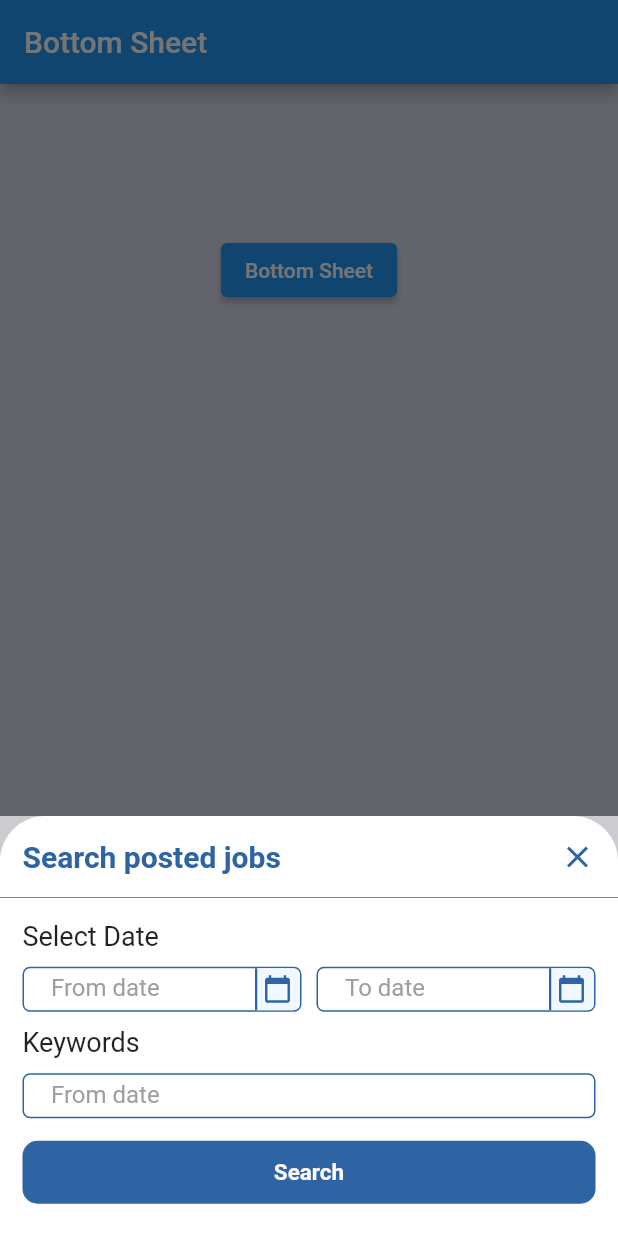
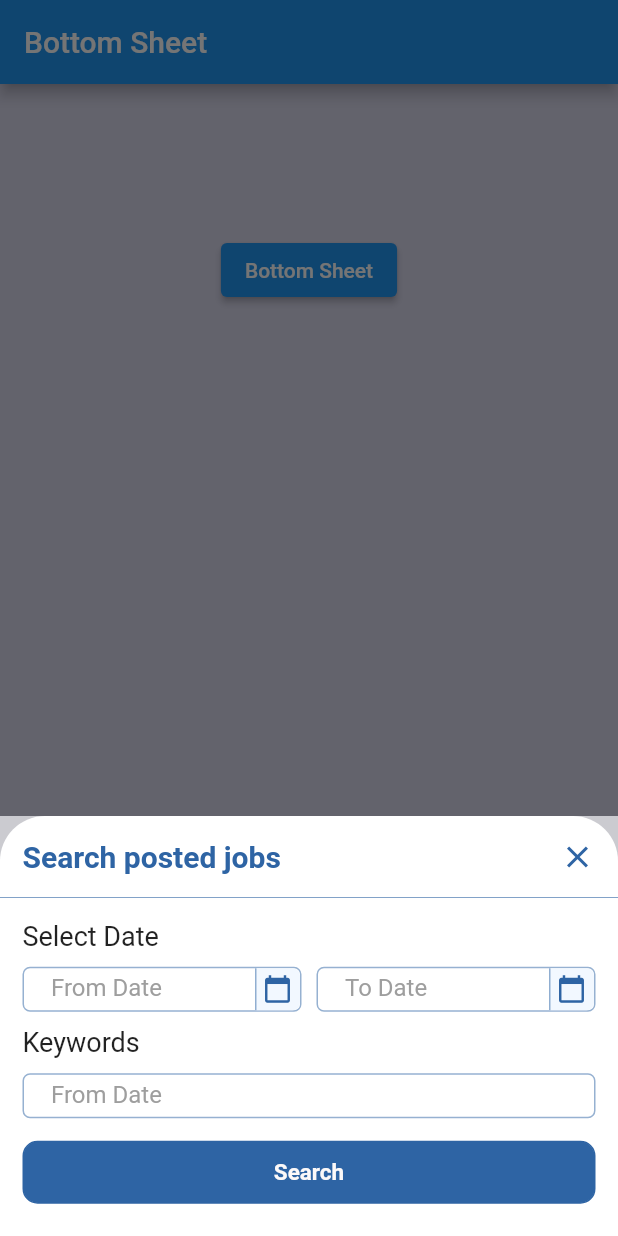
Before and after one commit to nahian0/bottomsheet, a Flutter app: the screen it shows after launch, after a tap on "Bottom Sheet", on a phone screen of 412 x 824 dp. Run offline on Flutter 3.47's test engine with Material 2 defaults, Android fonts, the phone set to English and light mode, and no system bars.

Commit message:
some little modification

```diff
--- a/lib/bottomSheet.dart
+++ b/lib/bottomSheet.dart
@@ -151,7 +151,7 @@ Widget _bottomSheet(
             padding: EdgeInsets.zero,
             child: Container(
               height: 0.5,
-              color: Color(0xff2e64a4),
+              color: Color(0xff2e64a4).withOpacity(0.8),
             ),
           ),
           SizedBox(
@@ -193,7 +193,8 @@ Widget _bottomSheet(
                   child: Container(
                     height: 30,
                     decoration: BoxDecoration(
-                      border: Border.all(color: Color(0xff2e64a4)),
+                      border:
+                          Border.all(color: Color(0xff2e64a4).withOpacity(0.5)),
                       borderRadius: BorderRadius.circular(5),
                     ),
                     child: Row(
@@ -204,7 +205,7 @@ Widget _bottomSheet(
                             controller: keyWordsController,
                             decoration: InputDecoration(
                                 border: InputBorder.none,
-                                hintText: 'From date',
+                                hintText: 'From Date',
                                 hintStyle: TextStyle(color: Colors.grey),
                                 contentPadding: EdgeInsets.all(10)),
                           ),
@@ -275,7 +276,7 @@ Widget _textFields(
             height: 30,
             decoration: BoxDecoration(
               border: Border.all(
-                color: Color(0xff2e64a4),
+                color: Color(0xff2e64a4).withOpacity(0.5),
               ),
               borderRadius: BorderRadius.circular(5),
             ),
@@ -287,7 +288,7 @@ Widget _textFields(
                     controller: fromdateController,
                     decoration: InputDecoration(
                         border: InputBorder.none,
-                        hintText: 'From date',
+                        hintText: 'From Date',
                         hintStyle: TextStyle(color: Colors.grey),
                         contentPadding: EdgeInsets.all(10)),
                   ),
@@ -309,8 +310,8 @@ Widget _textFields(
                           decoration: BoxDecoration(
                             border: Border(
                               left: BorderSide(
-                                color: Color(0xff2e64a4),
-                                width: 1.5,
+                                color: Color(0xff2e64a4).withOpacity(0.5),
+                                width: 1,
                               ),
                             ),
                           ),
@@ -340,7 +341,7 @@ Widget _textFields(
           child: Container(
             height: 30,
             decoration: BoxDecoration(
-              border: Border.all(color: Color(0xff2e64a4)),
+              border: Border.all(color: Color(0xff2e64a4).withOpacity(0.5)),
               borderRadius: BorderRadius.circular(5),
             ),
             child: Row(
@@ -351,7 +352,7 @@ Widget _textFields(
                     controller: todateController,
                     decoration: InputDecoration(
                       border: InputBorder.none,
-                      hintText: 'To date',
+                      hintText: 'To Date',
                       hintStyle: TextStyle(color: Colors.grey),
                       contentPadding: EdgeInsets.all(10),
                     ),
@@ -374,8 +375,8 @@ Widget _textFields(
                           decoration: BoxDecoration(
                             border: Border(
                               left: BorderSide(
-                                color: Color(0xff2e64a4),
-                                width: 1.5,
+                                color: Color(0xff2e64a4).withOpacity(0.5),
+                                width: 1,
                               ),
                             ),
                           ),
```
